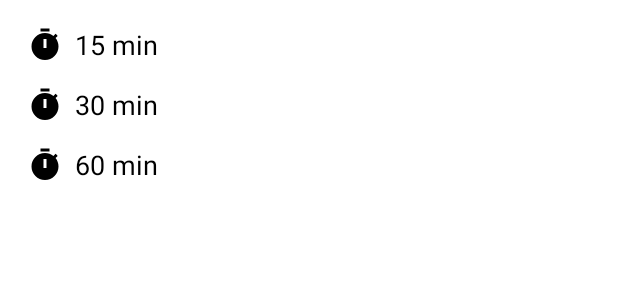
After one commit to shintoanto/McPlayer, an Android app: the layout bottom_sheet_layout.xml on its own in the app's theme, with its tools: preview values and no code run, on a phone screen of 412 x 824 dp. The commit adds this screen. Shown: the top 300 px of the screen. Run offline under Robolectric (Android 15) with nearby library versions, the phone set to English and light mode, and no system bars.

Commit message:
sleeper button fixed and repeat song fixed not working repeat not working.

```diff
--- a/app/src/main/java/com/shinto/mcplayer/Music.kt
+++ b/app/src/main/java/com/shinto/mcplayer/Music.kt
@@ -24,6 +24,7 @@ fun formatDuration(duration: Long): String {
 }
 
 fun setSongPosition(increment: Boolean) {
+   if (!Player_activity.repeat){
        if (increment) {
            if (Player_activity.musicListPA.size - 1 == Player_activity.songPosition)
                Player_activity.songPosition = 0
@@ -36,6 +37,7 @@ fun setSongPosition(increment: Boolean) {
                --Player_activity.songPosition
        }
    }
+}
 
 fun getImgArt(path: String): ByteArray? {
     val retriever = MediaMetadataRetriever()
--- a/app/src/main/java/com/shinto/mcplayer/MusicService.kt
+++ b/app/src/main/java/com/shinto/mcplayer/MusicService.kt
@@ -115,6 +115,8 @@ class MusicService : Service() {
         runnable = Runnable {
             Player_activity.binding.seekBarStartPA.text =
                 formatDuration(mediaPlayer!!.currentPosition.toLong())
+            Player_activity.binding.seekBarEndPA.text =
+                formatDuration(mediaPlayer!!.duration.toLong())
             Player_activity.binding.seekBarPA.progress = mediaPlayer!!.currentPosition
             Player_activity.binding.seekBarPA.max = mediaPlayer!!.duration
             Handler(Looper.getMainLooper()).postDelayed(runnable, 200)
--- /dev/null
+++ b/app/src/main/res/drawable/timer.xml
@@ -0,0 +1,13 @@
+<vector xmlns:android="http://schemas.android.com/apk/res/android"
+    android:width="24dp"
+    android:height="24dp"
+    android:viewportWidth="24"
+    android:viewportHeight="24"
+    android:tint="?attr/colorControlNormal">
+  <path
+      android:fillColor="@android:color/white"
+      android:pathData="M9,1h6v2h-6z"/>
+  <path
+      android:fillColor="@android:color/white"
+      android:pathData="M19.03,7.39l1.42,-1.42c-0.43,-0.51 -0.9,-0.99 -1.41,-1.41l-1.42,1.42C16.07,4.74 14.12,4 12,4c-4.97,0 -9,4.03 -9,9c0,4.97 4.02,9 9,9s9,-4.03 9,-9C21,10.88 20.26,8.93 19.03,7.39zM13,14h-2V8h2V14z"/>
+</vector>
--- a/app/src/main/res/layout/activity_player.xml
+++ b/app/src/main/res/layout/activity_player.xml
@@ -125,11 +125,13 @@
         android:layout_height="wrap_content">
 
         <ImageButton
+            android:id="@+id/repeatBtnPA"
             android:layout_width="wrap_content"
             android:layout_height="wrap_content"
-            android:src="@drawable/shuffle"/>
+            android:src="@drawable/repeat"/>
 
         <ImageButton
+            android:id="@+id/timerBtnPA"
             android:layout_width="wrap_content"
             android:layout_height="wrap_content"
             android:src="@drawable/shuffle"/>
--- /dev/null
+++ b/app/src/main/res/layout/bottom_sheet_layout.xml
@@ -0,0 +1,73 @@
+<?xml version="1.0" encoding="utf-8"?>
+<LinearLayout xmlns:android="http://schemas.android.com/apk/res/android"
+    xmlns:app="http://schemas.android.com/apk/res-auto"
+    xmlns:tools="http://schemas.android.com/tools"
+    android:orientation="vertical"
+    android:layout_width="match_parent"
+    android:layout_margin="10dp"
+    android:layout_height="match_parent">
+
+    <LinearLayout
+        android:id="@+id/min_15"
+        android:layout_width="match_parent"
+        android:layout_height="wrap_content"
+        tools:ignore="UseCompoundDrawables">
+        <ImageView
+            android:layout_width="24dp"
+            android:layout_height="24dp"
+            android:src="@drawable/timer"
+            android:layout_margin="8dp"
+            app:tint="@color/black" />
+        <TextView
+            android:layout_width="match_parent"
+            android:layout_height="match_parent"
+            android:text="15 min"
+            android:textSize="18sp"
+            android:textColor="@color/black"
+           android:gravity="center_vertical"/>
+
+    </LinearLayout>
+
+    <LinearLayout
+        android:id="@+id/min_30"
+        android:layout_width="match_parent"
+        android:layout_height="wrap_content"
+        tools:ignore="UseCompoundDrawables">
+        <ImageView
+            android:layout_width="24dp"
+            android:layout_height="24dp"
+            android:src="@drawable/timer"
+            android:layout_margin="8dp"
+            app:tint="@color/black" />
+        <TextView
+            android:layout_width="match_parent"
+            android:layout_height="match_parent"
+            android:text="30 min"
+            android:textSize="18sp"
+            android:textColor="@color/black"
+            android:gravity="center_vertical"/>
+
+    </LinearLayout>
+
+    <LinearLayout
+        android:id="@+id/min_60"
+        android:layout_width="match_parent"
+        android:layout_height="wrap_content"
+        tools:ignore="UseCompoundDrawables">
+        <ImageView
+            android:layout_width="24dp"
+            android:layout_height="24dp"
+            android:src="@drawable/timer"
+            android:layout_margin="8dp"
+            app:tint="@color/black" />
+        <TextView
+            android:layout_width="match_parent"
+            android:layout_height="match_parent"
+            android:text="60 min"
+            android:textSize="18sp"
+            android:textColor="@color/black"
+            android:gravity="center_vertical"/>
+
+    </LinearLayout>
+
+</LinearLayout>
```
Also changed, not shown: app/src/main/java/com/shinto/mcplayer/Player_activity.kt (+92 -45 lines), app/src/main/res/drawable/repeat.xml (added, +10 -0 lines). Lines whose indentation alone changed are shown as unchanged.
